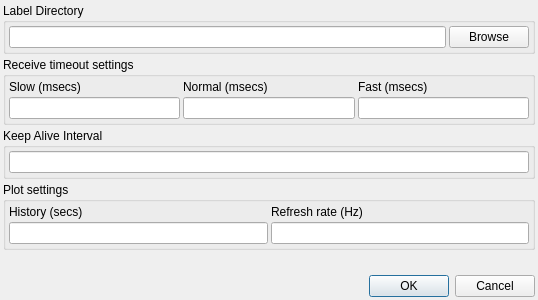
Old version of the form settings.ui in the repository Boromatic/SpeckMobil.
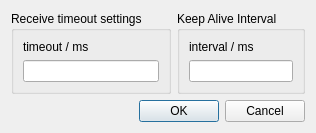
New version of the form.

```diff
--- a/settings.ui
+++ b/settings.ui
@@ -6,157 +6,56 @@
    <rect>
     <x>0</x>
     <y>0</y>
-    <width>538</width>
-    <height>300</height>
+    <width>293</width>
+    <height>123</height>
    </rect>
   </property>
   <property name="windowTitle">
    <string>Dialog</string>
   </property>
-  <layout class="QVBoxLayout" name="verticalLayout">
-   <property name="spacing">
-    <number>3</number>
+  <layout class="QFormLayout" name="formLayout">
+   <property name="fieldGrowthPolicy">
+    <enum>QFormLayout::AllNonFixedFieldsGrow</enum>
    </property>
-   <property name="margin">
-    <number>3</number>
-   </property>
-   <item>
-    <widget class="QGroupBox" name="groupBox_2">
-     <property name="title">
-      <string>Label Directory</string>
-     </property>
-     <layout class="QGridLayout" name="gridLayout">
-      <property name="margin">
-       <number>3</number>
-      </property>
-      <property name="spacing">
-       <number>3</number>
-      </property>
-      <item row="0" column="0">
-       <widget class="QLineEdit" name="lineEdit_labelDir"/>
-      </item>
-      <item row="0" column="1">
-       <widget class="QPushButton" name="pushButton">
-        <property name="text">
-         <string>Browse</string>
-        </property>
-       </widget>
-      </item>
-     </layout>
-    </widget>
-   </item>
-   <item>
+   <item row="0" column="0">
     <widget class="QGroupBox" name="groupBox">
      <property name="title">
       <string>Receive timeout settings</string>
      </property>
-     <layout class="QGridLayout" name="gridLayout_2">
-      <property name="margin">
-       <number>3</number>
-      </property>
-      <property name="spacing">
-       <number>3</number>
-      </property>
-      <item row="0" column="0">
-       <widget class="QLabel" name="label">
-        <property name="text">
-         <string>Slow (msecs)</string>
-        </property>
-       </widget>
-      </item>
-      <item row="0" column="1">
+     <layout class="QVBoxLayout" name="verticalLayout">
+      <item>
        <widget class="QLabel" name="label_2">
         <property name="text">
-         <string>Normal (msecs)</string>
+         <string>timeout / ms</string>
         </property>
        </widget>
       </item>
-      <item row="0" column="2">
-       <widget class="QLabel" name="label_3">
-        <property name="text">
-         <string>Fast (msecs)</string>
-        </property>
-       </widget>
-      </item>
-      <item row="1" column="0">
-       <widget class="QLineEdit" name="lineEdit_slow"/>
-      </item>
-      <item row="1" column="1">
+      <item>
        <widget class="QLineEdit" name="lineEdit_normal"/>
       </item>
-      <item row="1" column="2">
-       <widget class="QLineEdit" name="lineEdit_fast"/>
-      </item>
      </layout>
     </widget>
    </item>
-   <item>
+   <item row="0" column="1">
     <widget class="QGroupBox" name="groupBox_4">
      <property name="title">
       <string>Keep Alive Interval</string>
      </property>
      <layout class="QVBoxLayout" name="verticalLayout_2">
-      <property name="spacing">
-       <number>3</number>
-      </property>
-      <property name="margin">
-       <number>3</number>
-      </property>
+      <item>
+       <widget class="QLabel" name="label_3">
+        <property name="text">
+         <string>interval / ms</string>
+        </property>
+       </widget>
+      </item>
       <item>
        <widget class="QLineEdit" name="lineEdit_keepAliveInterval"/>
       </item>
      </layout>
     </widget>
    </item>
-   <item>
-    <widget class="QGroupBox" name="groupBox_3">
-     <property name="title">
-      <string>Plot settings</string>
-     </property>
-     <layout class="QGridLayout" name="gridLayout_3">
-      <property name="margin">
-       <number>3</number>
-      </property>
-      <property name="spacing">
-       <number>3</number>
-      </property>
-      <item row="0" column="0">
-       <widget class="QLabel" name="label_4">
-        <property name="text">
-         <string>History (secs)</string>
-        </property>
-       </widget>
-      </item>
-      <item row="1" column="0">
-       <widget class="QLineEdit" name="lineEdit_history"/>
-      </item>
-      <item row="0" column="1">
-       <widget class="QLabel" name="label_5">
-        <property name="text">
-         <string>Refresh rate (Hz)</string>
-        </property>
-       </widget>
-      </item>
-      <item row="1" column="1">
-       <widget class="QLineEdit" name="lineEdit_rate"/>
-      </item>
-     </layout>
-    </widget>
-   </item>
-   <item>
-    <spacer name="verticalSpacer">
-     <property name="orientation">
-      <enum>Qt::Vertical</enum>
-     </property>
-     <property name="sizeHint" stdset="0">
-      <size>
-       <width>20</width>
-       <height>40</height>
-      </size>
-     </property>
-    </spacer>
-   </item>
-   <item>
+   <item row="1" column="0" colspan="2">
     <widget class="QDialogButtonBox" name="buttonBox">
      <property name="orientation">
       <enum>Qt::Horizontal</enum>
```
Left out of the diff: 2 changed lines with no effect on the pictures.
